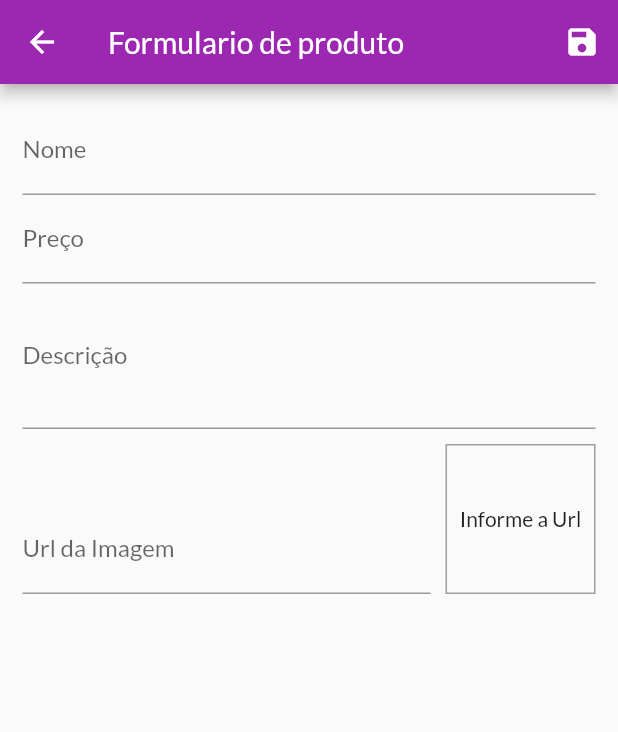
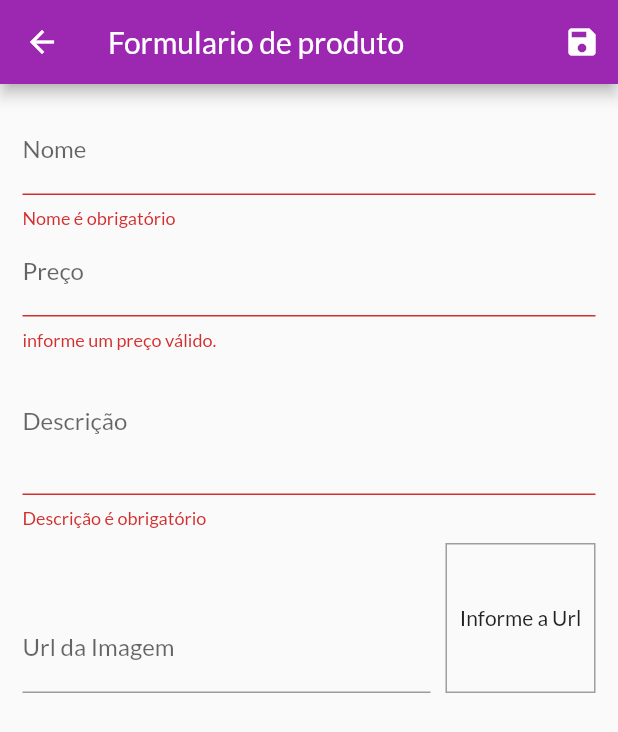
Before and after one commit to mateusdiasherculano/myStore, a Flutter app: the ProductFormPage screen opened by its route, after a tap on the "save" icon, on a phone screen of 412 x 824 dp. Shown: the top 732 px of the screen. Run offline on Flutter 3.47's test engine with Material 2 defaults, Android fonts, the phone set to English and light mode, and no system bars; missing offline and left inert: dart:ffi; network calls fail.

Commit message:
atualização de codigo

```diff
--- a/lib/screens/product_form_screen.dart
+++ b/lib/screens/product_form_screen.dart
@@ -1,9 +1,13 @@
 import 'dart:ffi';
+import 'dart:math';
 
 import 'package:flutter/cupertino.dart';
 import 'package:flutter/material.dart';
 import 'package:flutter/src/foundation/key.dart';
 import 'package:flutter/src/widgets/framework.dart';
+import 'package:provider/provider.dart';
+import 'package:shop/models/product.dart';
+import 'package:shop/models/product_list.dart';
 
 class ProductFormPage extends StatefulWidget {
   const ProductFormPage({Key? key}) : super(key: key);
@@ -15,8 +19,12 @@ class ProductFormPage extends StatefulWidget {
 class _ProductFormPageState extends State<ProductFormPage> {
   final _priceFocus = FocusNode();
   final _descriptionFocus = FocusNode();
+
   final _imageUrlFocus = FocusNode();
   final _imageUrlController = TextEditingController();
+
+  final _formKey = GlobalKey<FormState>();
+  final _formData = <String, Object>{};
 
   @override
   void initState() {
@@ -25,10 +33,31 @@ class _ProductFormPageState extends State<ProductFormPage> {
   }
 
   @override
+  void didChangeDependencies() {
+    super.didChangeDependencies();
+
+    if (_formData.isEmpty) {
+      final arg = ModalRoute.of(context)?.settings.arguments;
+
+      if (arg != null) {
+        final product = arg as Product;
+        _formData['id'] = product.id;
+        _formData['name'] = product.name;
+        _formData['price'] = product.price;
+        _formData['description'] = product.description;
+        _formData['imageUrl'] = product.imageUrl;
+
+        _imageUrlController.text = product.imageUrl;
+      }
+    }
+  }
+
+  @override
   void dispose() {
     super.dispose();
     _priceFocus.dispose();
     _descriptionFocus.dispose();
+
     _imageUrlFocus.removeListener(updateImage);
     _imageUrlFocus.dispose();
   }
@@ -37,8 +66,20 @@ class _ProductFormPageState extends State<ProductFormPage> {
     setState(() {});
   }
 
-  void _submitForm(){
+  void _submitForm() {
+    final isValid = _formKey.currentState?.validate() ?? false;
 
+    if (!isValid) {
+      return;
+    }
+
+    _formKey.currentState?.save();
+
+    Provider.of<ProductList>(
+      context,
+      listen: false,
+    ).saveProduct(_formData);
+    Navigator.of(context).pop();
   }
 
   @override
@@ -48,39 +89,85 @@ class _ProductFormPageState extends State<ProductFormPage> {
         title: const Text('Formulario de produto'),
         actions: [
           IconButton(
-            icon:const Icon(Icons.save) ,
+            icon: const Icon(Icons.save),
             onPressed: _submitForm,
-            ),
+          ),
         ],
       ),
       body: Padding(
         padding: const EdgeInsets.all(15),
         child: Form(
+          key: _formKey,
           child: ListView(
             children: [
               TextFormField(
+                initialValue: _formData['name']?.toString(),
                 decoration: const InputDecoration(labelText: 'Nome'),
                 textInputAction: TextInputAction.next,
                 onFieldSubmitted: (_) {
                   FocusScope.of(context).requestFocus(_priceFocus);
                 },
+                onSaved: (name) => _formData['name'] = name ?? '',
+                validator: (_name) {
+                  final name = _name ?? '';
+
+                  if (name.trim().isEmpty) {
+                    return 'Nome é obrigatório';
+                  }
+
+                  if (name.trim().length < 3) {
+                    return 'Nome precisa no mínimo de 3 letras.';
+                  }
+
+                  return null;
+                },
               ),
               TextFormField(
+                initialValue: _formData['Preço']?.toString(),
                 decoration: const InputDecoration(labelText: 'Preço'),
                 textInputAction: TextInputAction.next,
                 focusNode: _priceFocus,
                 keyboardType: const TextInputType.numberWithOptions(
                   decimal: true,
+                  signed: true,
                 ),
                 onFieldSubmitted: (_) {
-                  FocusScope.of(context).requestFocus(_priceFocus);
+                  FocusScope.of(context).requestFocus(_descriptionFocus);
+                },
+                onSaved: (price) =>
+                    _formData['price'] = double.parse(price ?? '0'),
+                validator: (_price) {
+                  final priceString = _price ?? '';
+                  final price = double.tryParse(priceString) ?? -1;
+
+                  if (price <= 0) {
+                    return 'informe um preço válido.';
+                  }
+
+                  return null;
                 },
               ),
               TextFormField(
+                initialValue: _formData['Description']?.toString(),
                 decoration: const InputDecoration(labelText: 'Descrição'),
                 focusNode: _descriptionFocus,
                 keyboardType: TextInputType.multiline,
                 maxLines: 3,
+                onSaved: (description) =>
+                    _formData['description'] = description ?? '',
+                validator: (_description) {
+                  final description = _description ?? '';
+
+                  if (description.trim().isEmpty) {
+                    return 'Descrição é obrigatório';
+                  }
+
+                  if (description.trim().length < 6) {
+                    return 'Descrição precisa no mínimo de 6 letras.';
+                  }
+
+                  return null;
+                },
               ),
               Row(
                 crossAxisAlignment: CrossAxisAlignment.end,
@@ -94,6 +181,11 @@ class _ProductFormPageState extends State<ProductFormPage> {
                       focusNode: _imageUrlFocus,
                       controller: _imageUrlController,
                       onFieldSubmitted: (_) => _submitForm(),
+                      onSaved: (imageUrl) =>
+                          _formData['imageUrl'] = imageUrl ?? '',
+                      validator: (_imageUrl) {
+                        final imageUrl = _imageUrl ?? '';
+                      },
                     ),
                   ),
                   Container(
```
Also changed, not shown: lib/components/product_item.dart (+10 -6 lines), lib/models/product_list.dart (+30 -1 lines).
